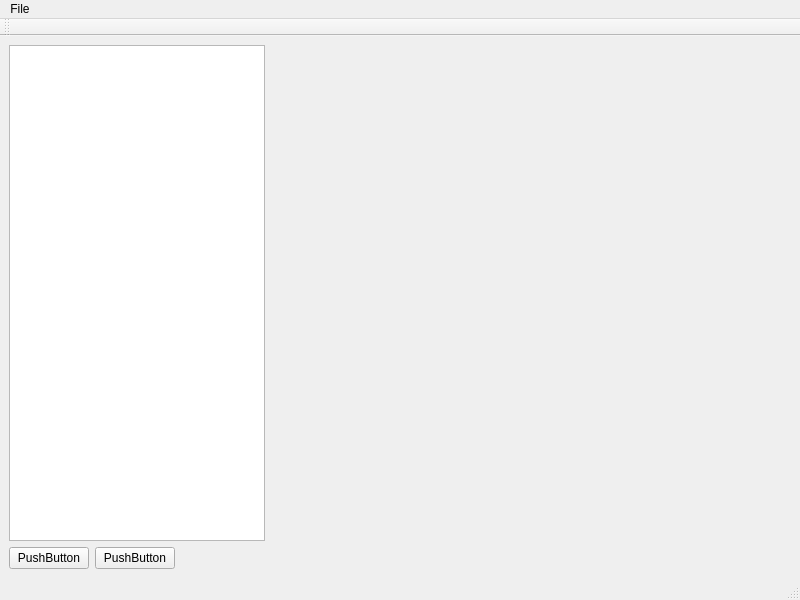
The window that Worksheet7/Exercise3/1stQtProject/mainwindow.ui (karimahmed315/2023_20416955) describes before a commit, drawn with Qt 5.
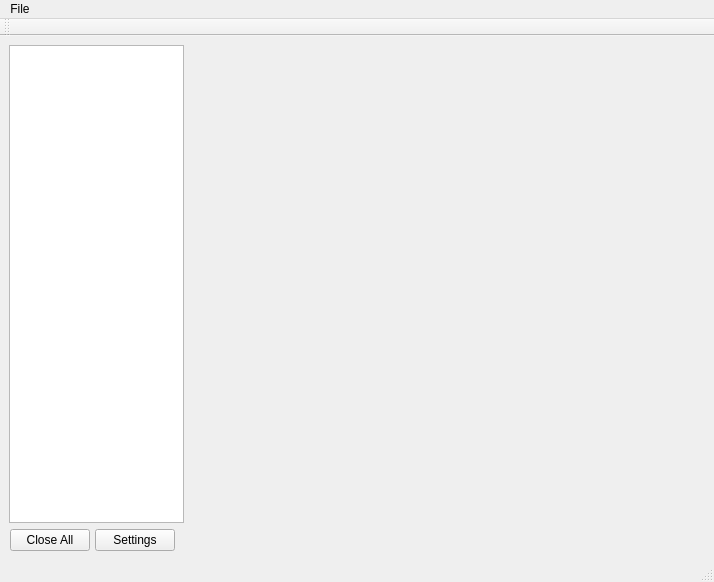
The same window after the commit. Icons and pictures are not drawn. Custom widgets are drawn as their Qt base class.

Diff of the .ui file:
```diff
--- a/Worksheet7/Exercise3/1stQtProject/mainwindow.ui
+++ b/Worksheet7/Exercise3/1stQtProject/mainwindow.ui
@@ -6,65 +6,161 @@
    <rect>
     <x>0</x>
     <y>0</y>
-    <width>800</width>
-    <height>600</height>
+    <width>714</width>
+    <height>582</height>
    </rect>
   </property>
+  <property name="sizePolicy">
+   <sizepolicy hsizetype="Expanding" vsizetype="Expanding">
+    <horstretch>0</horstretch>
+    <verstretch>0</verstretch>
+   </sizepolicy>
+  </property>
+  <property name="contextMenuPolicy">
+   <enum>Qt::ActionsContextMenu</enum>
+  </property>
   <property name="windowTitle">
    <string>MainWindow</string>
   </property>
+  <property name="autoFillBackground">
+   <bool>false</bool>
+  </property>
   <widget class="QWidget" name="centralwidget">
-   <property name="sizePolicy">
-    <sizepolicy hsizetype="Expanding" vsizetype="Expanding">
-     <horstretch>0</horstretch>
-     <verstretch>0</verstretch>
-    </sizepolicy>
-   </property>
-   <layout class="QVBoxLayout" name="verticalLayout">
+   <layout class="QVBoxLayout" name="verticalLayout_2">
     <item>
-     <layout class="QHBoxLayout" name="horizontalLayout">
+     <layout class="QHBoxLayout" name="horizontalLayout_2">
       <item>
        <widget class="QTreeView" name="treeView">
         <property name="sizePolicy">
-         <sizepolicy hsizetype="Fixed" vsizetype="Expanding">
+         <sizepolicy hsizetype="Expanding" vsizetype="Expanding">
           <horstretch>0</horstretch>
           <verstretch>0</verstretch>
          </sizepolicy>
         </property>
+        <property name="maximumSize">
+         <size>
+          <width>175</width>
+          <height>16777215</height>
+         </size>
+        </property>
         <property name="contextMenuPolicy">
          <enum>Qt::ActionsContextMenu</enum>
         </property>
+        <property name="autoFillBackground">
+         <bool>false</bool>
+        </property>
        </widget>
       </item>
       <item>
-       <widget class="QVTKOpenGLNativeWidget" name="vtkWidget" native="true"/>
+       <widget class="QVTKOpenGLNativeWidget" name="widget" native="true">
+        <property name="sizePolicy">
+         <sizepolicy hsizetype="Expanding" vsizetype="Expanding">
+          <horstretch>0</horstretch>
+          <verstretch>0</verstretch>
+         </sizepolicy>
+        </property>
+        <property name="baseSize">
+         <size>
+          <width>0</width>
+          <height>0</height>
+         </size>
+        </property>
+        <property name="mouseTracking">
+         <bool>false</bool>
+        </property>
+        <property name="autoFillBackground">
+         <bool>true</bool>
+        </property>
+       </widget>
       </item>
      </layout>
     </item>
     <item>
-     <layout class="QHBoxLayout" name="horizontalLayout_2">
-      <item>
-       <widget class="QPushButton" name="pushButton">
-        <property name="text">
-         <string>PushButton</string>
-        </property>
-       </widget>
-      </item>
-      <item>
-       <widget class="QPushButton" name="pushButton_2">
-        <property name="text">
-         <string>PushButton</string>
-        </property>
-       </widget>
-      </item>
+     <layout class="QHBoxLayout" name="horizontalLayout">
+      <property name="spacing">
+       <number>0</number>
+      </property>
+      <property name="sizeConstraint">
+       <enum>QLayout::SetMaximumSize</enum>
+      </property>
+      <property name="leftMargin">
+       <number>0</number>
+      </property>
+      <property name="rightMargin">
+       <number>0</number>
+      </property>
       <item>
        <spacer name="horizontalSpacer">
         <property name="orientation">
          <enum>Qt::Horizontal</enum>
         </property>
+        <property name="sizeType">
+         <enum>QSizePolicy::Fixed</enum>
+        </property>
         <property name="sizeHint" stdset="0">
          <size>
-          <width>40</width>
+          <width>1</width>
+          <height>20</height>
+         </size>
+        </property>
+       </spacer>
+      </item>
+      <item>
+       <widget class="QPushButton" name="pushButton_2">
+        <property name="sizePolicy">
+         <sizepolicy hsizetype="Fixed" vsizetype="Fixed">
+          <horstretch>0</horstretch>
+          <verstretch>0</verstretch>
+         </sizepolicy>
+        </property>
+        <property name="text">
+         <string>Close All</string>
+        </property>
+       </widget>
+      </item>
+      <item>
+       <spacer name="horizontalSpacer_3">
+        <property name="orientation">
+         <enum>Qt::Horizontal</enum>
+        </property>
+        <property name="sizeType">
+         <enum>QSizePolicy::Fixed</enum>
+        </property>
+        <property name="sizeHint" stdset="0">
+         <size>
+          <width>5</width>
+          <height>0</height>
+         </size>
+        </property>
+       </spacer>
+      </item>
+      <item>
+       <widget class="QPushButton" name="pushButton">
+        <property name="enabled">
+         <bool>true</bool>
+        </property>
+        <property name="sizePolicy">
+         <sizepolicy hsizetype="Fixed" vsizetype="Fixed">
+          <horstretch>0</horstretch>
+          <verstretch>0</verstretch>
+         </sizepolicy>
+        </property>
+        <property name="text">
+         <string>Settings</string>
+        </property>
+       </widget>
+      </item>
+      <item>
+       <spacer name="horizontalSpacer_2">
+        <property name="orientation">
+         <enum>Qt::Horizontal</enum>
+        </property>
+        <property name="sizeType">
+         <enum>QSizePolicy::Expanding</enum>
+        </property>
+        <property name="sizeHint" stdset="0">
+         <size>
+          <width>20</width>
           <height>20</height>
          </size>
         </property>
@@ -79,17 +175,17 @@
     <rect>
      <x>0</x>
      <y>0</y>
-     <width>800</width>
-     <height>22</height>
+     <width>714</width>
+     <height>25</height>
     </rect>
    </property>
-   <widget class="QMenu" name="menuFile">
+   <widget class="QMenu" name="menuApplication">
     <property name="title">
      <string>File</string>
     </property>
     <addaction name="actionOpen_File"/>
    </widget>
-   <addaction name="menuFile"/>
+   <addaction name="menuApplication"/>
   </widget>
   <widget class="QStatusBar" name="statusbar"/>
   <widget class="QToolBar" name="toolBar">
```
Left out of the diff: 15 changed lines with no effect on the pictures.
